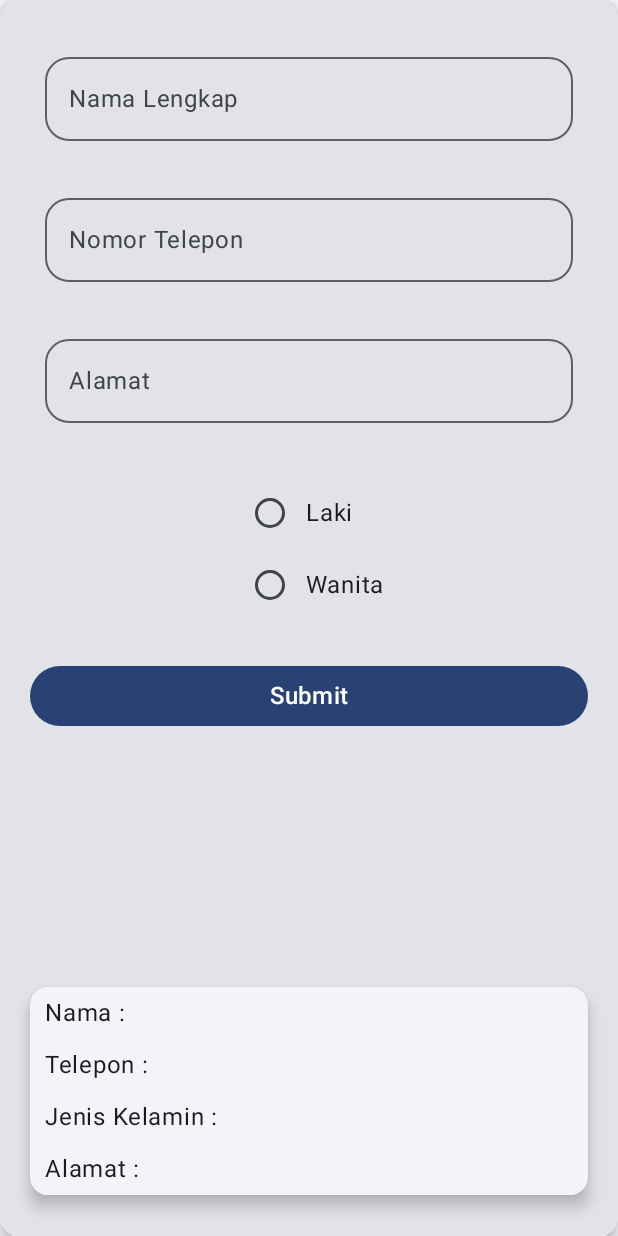
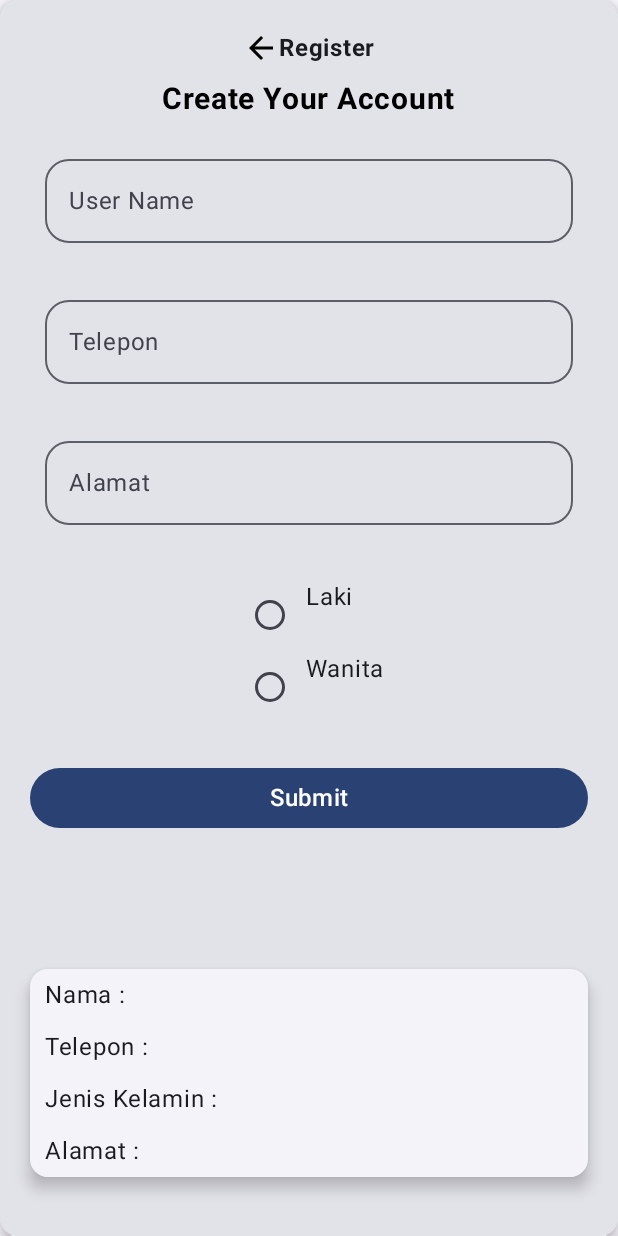
Before and after one commit to Amadd11/032_ViewModel, an Android app built with Jetpack Compose: the screen it shows after launch (MainActivity), on a phone screen of 412 x 824 dp. Run offline under Robolectric (Android 15) with nearby library versions, the phone set to English and light mode, and no system bars.

Commit message:
Add Icon and Text

```diff
--- a/app/src/main/java/com/example/mainactivity/MainActivity.kt
+++ b/app/src/main/java/com/example/mainactivity/MainActivity.kt
@@ -1,8 +1,10 @@
 package com.example.mainactivity
 
+import android.annotation.SuppressLint
 import android.os.Bundle
 import androidx.activity.ComponentActivity
 import androidx.activity.compose.setContent
+import androidx.compose.foundation.Image
 import androidx.compose.foundation.layout.Arrangement
 import androidx.compose.foundation.layout.Column
 import androidx.compose.foundation.layout.Row
@@ -31,8 +33,11 @@ import androidx.compose.runtime.saveable.rememberSaveable
 import androidx.compose.runtime.setValue
 import androidx.compose.ui.Alignment
 import androidx.compose.ui.Modifier
+import androidx.compose.ui.graphics.Color
 import androidx.compose.ui.platform.LocalContext
+import androidx.compose.ui.res.painterResource
 import androidx.compose.ui.res.stringResource
+import androidx.compose.ui.text.font.FontWeight
 import androidx.compose.ui.tooling.preview.Preview
 import androidx.compose.ui.unit.dp
 import androidx.compose.ui.unit.sp
@@ -59,9 +64,7 @@ class MainActivity : ComponentActivity() {
 }
 
 @Composable
-fun TampilLayout(
-    modifier: Modifier = Modifier
-){
+fun TampilLayout() {
     Card (modifier = Modifier,
         elevation = CardDefaults.cardElevation(defaultElevation = 5.dp)){
         Column(
@@ -71,10 +74,19 @@ fun TampilLayout(
                 .padding(20.dp)
                 .fillMaxSize(),
             ) {
+            Row {
+                Image(
+                    painter = painterResource(id = R.drawable.back),
+                    contentDescription =" ",)
+                Text(
+                text = "Register",
+                fontWeight = FontWeight.Bold)
+            }
             TampilText()
         }
     }
 }
+@SuppressLint("SuspiciousIndentation")
 @OptIn(ExperimentalMaterial3Api::class)
 @Composable
 fun TampilText(cobaViewModel: CobaViewModel = viewModel()){
@@ -88,12 +100,19 @@ fun TampilText(cobaViewModel: CobaViewModel = viewModel()){
     val uiState by cobaViewModel.uiState.collectAsState()
     dataForm = uiState
 
+
+    Text(
+        text = "Create Your Account",
+        color = Color.Black,
+        fontWeight = FontWeight.Bold,
+        fontSize = 20.sp)
+
         OutlinedTextField(
             value = textForm,
             onValueChange = {textForm = it},
             singleLine = true,
             shape = MaterialTheme.shapes.large,
-            label = { Text(text = "Nama Lengkap")},
+            label = { Text(text = "User Name")},
             modifier = Modifier
                 .padding(10.dp)
                 .fillMaxWidth()
@@ -103,7 +122,7 @@ fun TampilText(cobaViewModel: CobaViewModel = viewModel()){
             onValueChange = {phoneForm = it},
             singleLine = true,
             shape = MaterialTheme.shapes.large,
-            label = { Text(text = "Nomor Telepon")},
+            label = { Text(text = "Telepon")},
             modifier = Modifier
                 .padding(10.dp)
                 .fillMaxWidth()
@@ -131,7 +150,7 @@ fun TampilText(cobaViewModel: CobaViewModel = viewModel()){
                 fontSize = 16.sp)
 
         }
-        Spacer(modifier = Modifier.height(150.dp))
+        Spacer(modifier = Modifier.height(70.dp))
         TextHasil(
             namanya = cobaViewModel.namaUsr,
             telponnya =cobaViewModel.noTlp ,
@@ -172,7 +191,8 @@ fun SelectJK(
 
     var selectedValue by rememberSaveable { mutableStateOf("")
     }
-    Column (modifier = Modifier.padding(16.dp)) {
+    Column (modifier = Modifier.padding(16.dp),
+        ) {
         options.forEach { item ->
             Row (
                 modifier = Modifier.selectable(
@@ -181,8 +201,7 @@ fun SelectJK(
                         selectedValue = item
                         onSelectedChanged(item)
                     }
-                ),
-                verticalAlignment = Alignment.CenterVertically
+                )
         ){
                 RadioButton(
                     selected = selectedValue == item,
--- /dev/null
+++ b/app/src/main/res/drawable/back.xml
@@ -0,0 +1,5 @@
+<vector android:autoMirrored="true" android:height="24dp"
+    android:tint="#000000" android:viewportHeight="24"
+    android:viewportWidth="24" android:width="24dp" xmlns:android="http://schemas.android.com/apk/res/android">
+    <path android:fillColor="@android:color/white" android:pathData="M20,11H7.83l5.59,-5.59L12,4l-8,8 8,8 1.41,-1.41L7.83,13H20v-2z"/>
+</vector>
```
